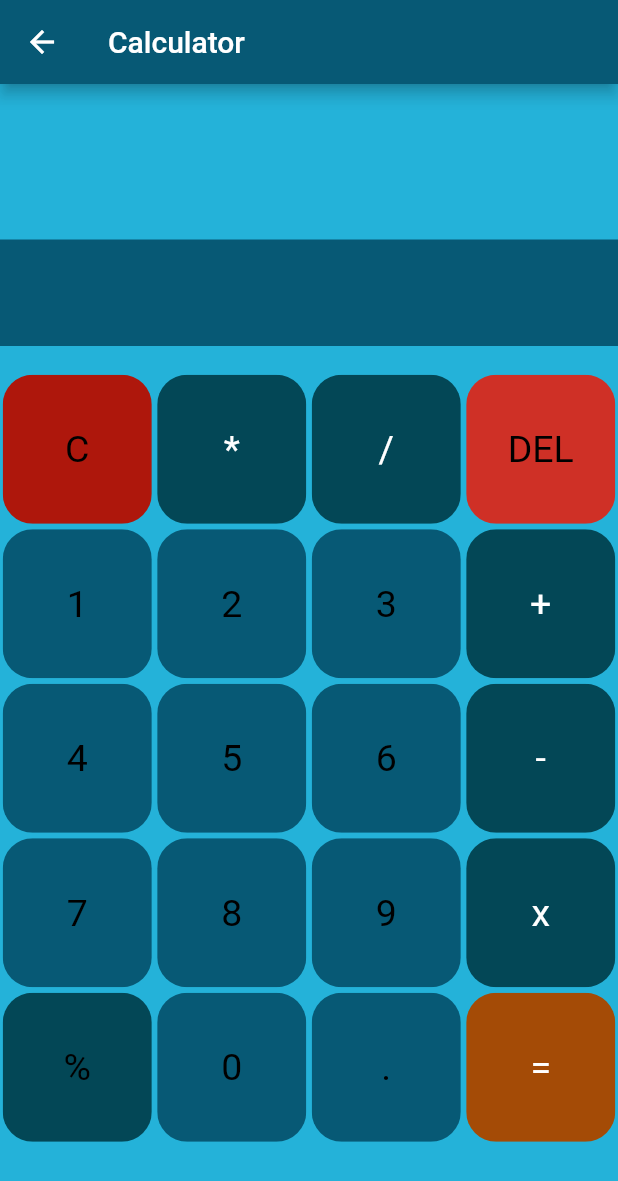
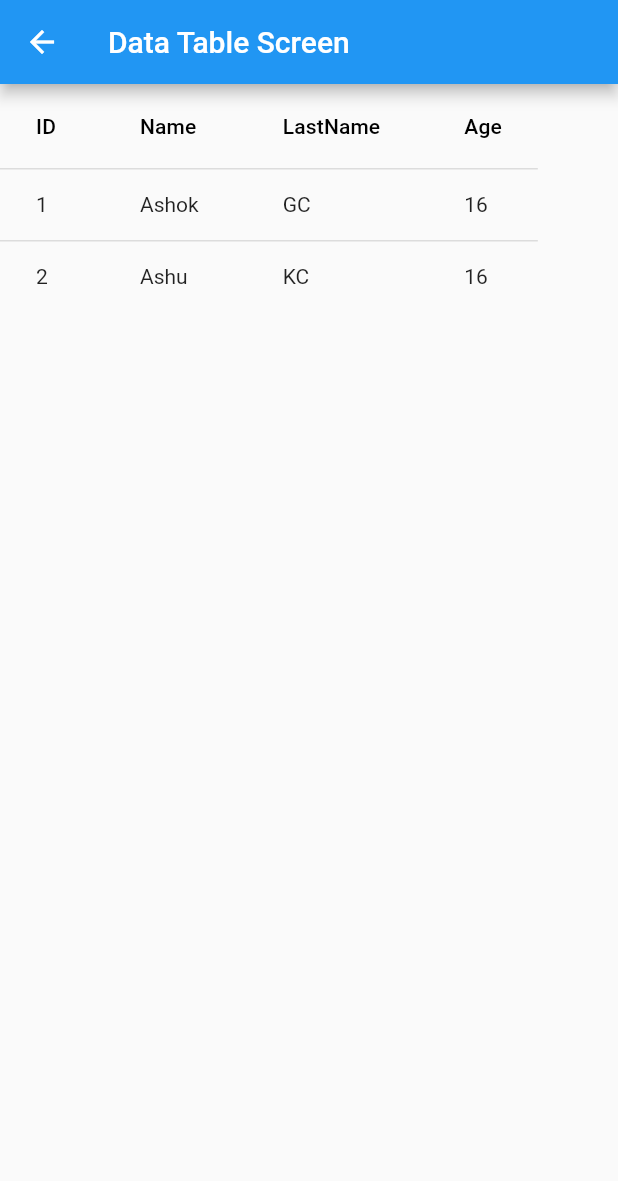
Before and after one commit to Ashok-gc/Flutter, a Flutter app: the screen it shows after launch, on a phone screen of 412 x 824 dp. Shown: the top 1181 px of the screen. Run offline on Flutter 3.47's test engine with Material 2 defaults, Android fonts, the light colour scheme and no system bars; our stand-ins replace fluttertoast, math_expressions, motion_toast; missing offline and left inert: dropdown_plus.

Commit message:
datatable

```diff
--- a/lib/main.dart
+++ b/lib/main.dart
@@ -25,6 +25,7 @@ import 'package:my_firstapp/radiobutton.dart';
 import 'package:my_firstapp/rowcolumn.dart';
 import 'package:my_firstapp/screens/calculator.dart';
 import 'package:my_firstapp/screens/cardscreen.dart';
+import 'package:my_firstapp/screens/datatableScreen.dart';
 import 'package:my_firstapp/screens/displayStudent.dart';
 import 'package:my_firstapp/screens/grid.dart';
  import 'package:my_firstapp/screens/student_screen.dart';
@@ -33,7 +34,7 @@ void main() {
   runApp(
     MaterialApp(
       debugShowCheckedModeBanner: false,
-      initialRoute: '/calculatorScreen',
+      initialRoute: '/datatableScreen',
       routes: {
         '/':(context) => const StudentDetailsScreen(),
         '/snackBar':(context) => const SnackBarScreen(),
@@ -53,6 +54,7 @@ void main() {
         '/cardScreen':(context) => const CardScreen(),
         '/gridScreen':(context) => const GridScreen(),
         '/calculatorScreen':(context) => const CalculatorScreen(),
+        '/datatableScreen':(context) => const DataTableScreen(),
       },
     )
   );
--- a/lib/screens/calculator.dart
+++ b/lib/screens/calculator.dart
@@ -16,7 +16,7 @@ class _CalculatorScreenState extends State<CalculatorScreen> {
   // Array of button
   final List<String> buttons = [
     'C',
-    '*',
+    'x',
     '/',
     'DEL',
     '1',
@@ -132,18 +132,18 @@ class _CalculatorScreenState extends State<CalculatorScreen> {
                       );
                     }
                     // = Button
-                    else if (index == 1) {
-                      return MyButton(
-                        buttontapped: () {
-                          setState(() {
-                            equalPressed();
-                          });
-                        },
-                        buttonText: buttons[index],
-                        color: const Color.fromARGB(255, 3, 71, 86),
-                        textColor: Colors.white,
-                      );
-                    }
+                    // else if (index == 1) {
+                    //   return MyButton(
+                    //     buttontapped: () {
+                    //       setState(() {
+                    //         equalPressed();
+                    //       });
+                    //     },
+                    //     buttonText: buttons[index],
+                    //     color: const Color.fromARGB(255, 3, 71, 86),
+                    //     textColor: Colors.white,
+                    //   );
+                    // }
                     // = Button
                     else if (index == 19) {
                       return MyButton(
--- /dev/null
+++ b/lib/screens/datatableScreen.dart
@@ -0,0 +1,44 @@
+import 'package:flutter/material.dart';
+
+class DataTableScreen extends StatefulWidget {
+  const DataTableScreen({super.key});
+
+  @override
+  State<DataTableScreen> createState() => _DataTableScreenState();
+}
+
+class _DataTableScreenState extends State<DataTableScreen> {
+  @override
+  Widget build(BuildContext context) {
+    return Scaffold(
+      appBar: AppBar(
+        title: const Text("Data Table Screen"),
+      ),
+      body: SingleChildScrollView(
+        scrollDirection: Axis.horizontal,
+        child: DataTable(
+          columns: const [
+            DataColumn(label: Text('ID'),),
+            DataColumn(label: Text('Name'),),
+            DataColumn(label: Text('LastName'),),
+            DataColumn(label: Text('Age'),),
+          ],
+          rows: const [
+            DataRow(cells: [
+              DataCell(Text("1")),
+              DataCell(Text("Ashok")),
+              DataCell(Text("GC")),
+              DataCell(Text("16")),
+            ]),
+            DataRow(cells: [
+              DataCell(Text("2")),
+              DataCell(Text("Ashu")),
+              DataCell(Text("KC")),
+              DataCell(Text("16")),
+            ]),
+          ],
+        ),
+      ),
+    );
+  }
+}
```
